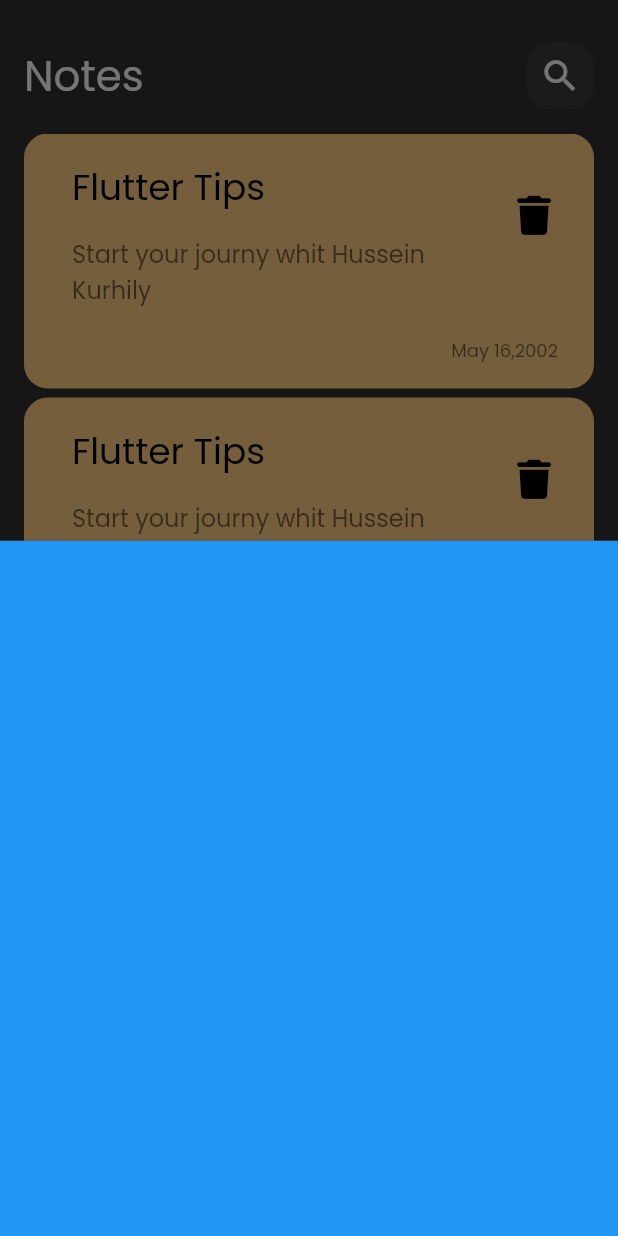
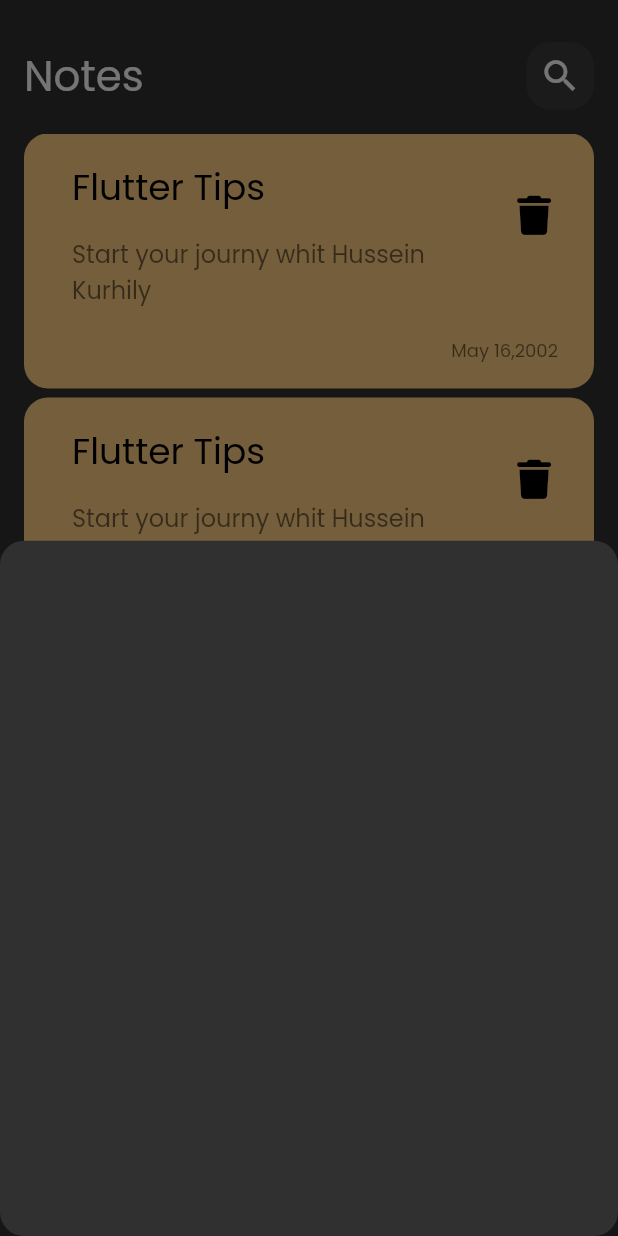
Before and after one commit to Hussein-Kurhily/Notes-App, a Flutter app: the screen it shows after launch, after a tap on the "add" icon, on a phone screen of 412 x 824 dp. Run offline on Flutter 3.47's test engine with Material 2 defaults, Android fonts, the phone set to English and light mode, and no system bars; our stand-ins replace font_awesome_flutter.

Commit message:
add border radius to show modal bottom sheet

```diff
--- a/lib/views/Widgets/add_note_bottom_sheet.dart
+++ b/lib/views/Widgets/add_note_bottom_sheet.dart
@@ -4,6 +4,6 @@ class AddNoteBottomSheet extends StatelessWidget {
 
   @override
   Widget build(BuildContext context) {
-    return Container(color: Colors.blue,);
+    return Container();
   }
 }
--- a/lib/views/notes_view.dart
+++ b/lib/views/notes_view.dart
@@ -11,6 +11,9 @@ class NotesView extends StatelessWidget {
       floatingActionButton: FloatingActionButton(
         onPressed: () {
          showModalBottomSheet(
+           shape: RoundedRectangleBorder(
+             borderRadius: BorderRadius.circular(16)
+           ),
               context: context,
               builder: (context) {
             return const AddNoteBottomSheet() ;
```
